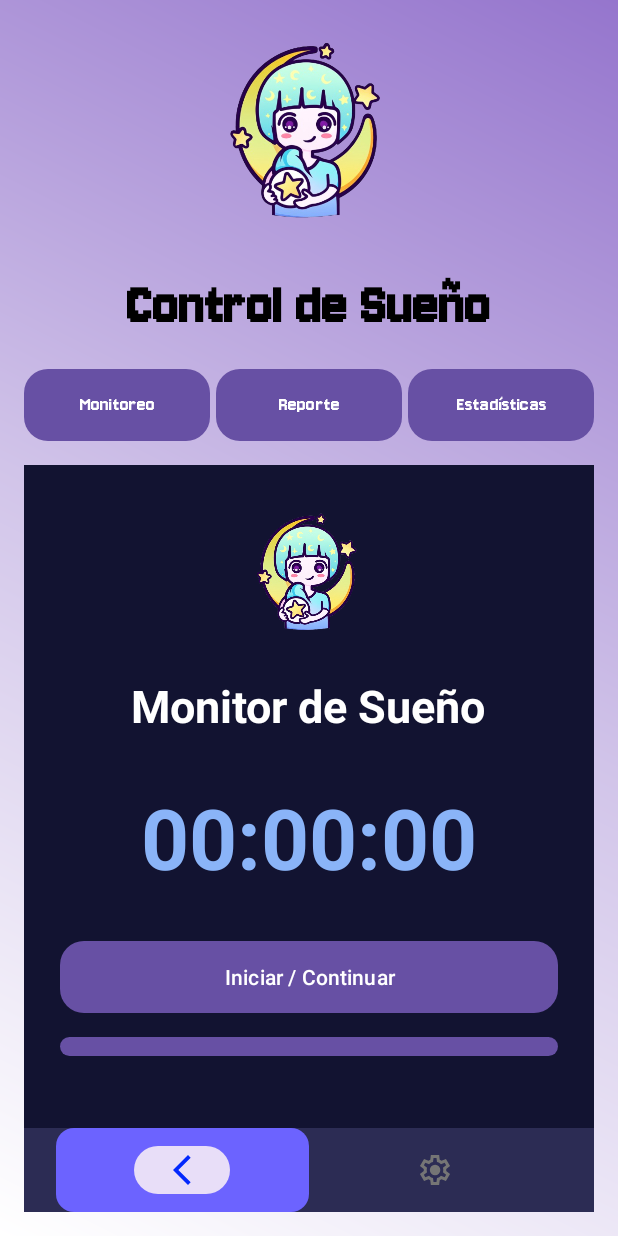
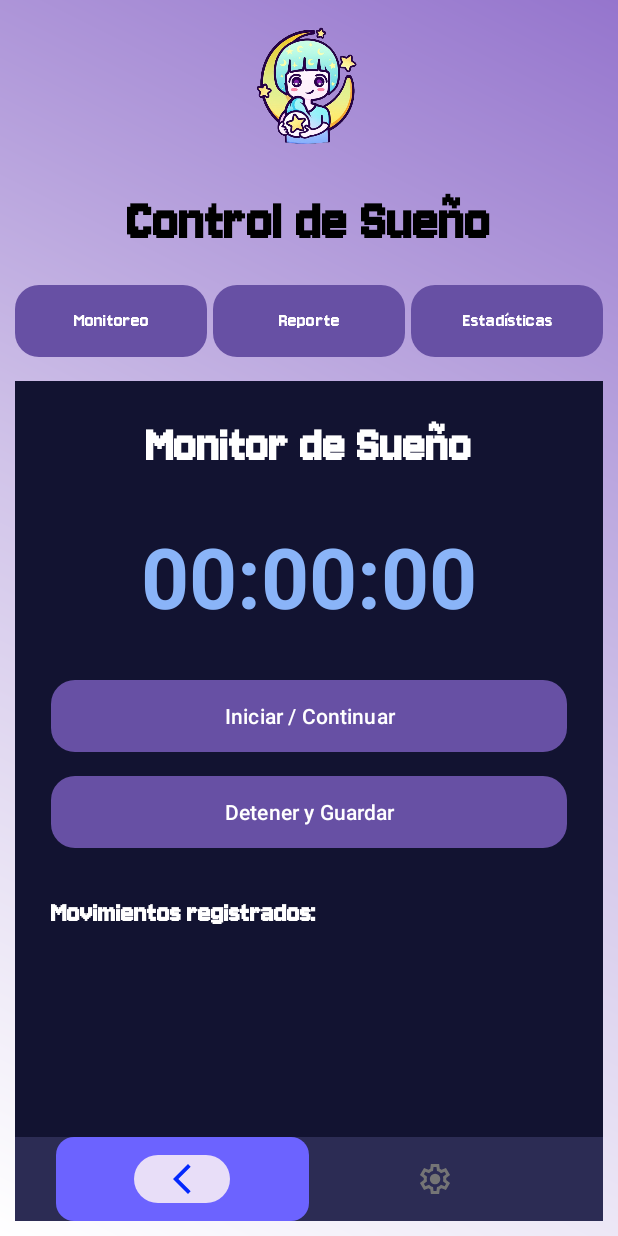
Before and after one commit to jorge140-mega/HipnoSue-o, an Android app built with Jetpack Compose: the screen it shows after launch (MainActivity), on a phone screen of 412 x 824 dp. Run offline under Robolectric (Android 15) with nearby library versions, the phone set to English and light mode, and no system bars.

Commit message:
AGREGADO  PRE ULTIMOS CAMBIOS

```diff
--- a/app/src/main/res/layout/activity_menu.xml
+++ b/app/src/main/res/layout/activity_menu.xml
@@ -6,12 +6,12 @@
     android:layout_height="match_parent"
     android:orientation="vertical"
     android:background="@drawable/gradient"
-    android:padding="16dp">
+    android:padding="10dp">
     <!-- Logo de la app -->
     <ImageView
         android:id="@+id/imgLogo"
-        android:layout_width="150dp"
-        android:layout_height="150dp"
+        android:layout_width="100dp"
+        android:layout_height="100dp"
         android:src="@drawable/hipnos_logo_2"
         android:layout_marginBottom="16dp"
         android:layout_gravity="center_horizontal" />
@@ -78,7 +78,7 @@
     <FrameLayout
         android:id="@+id/fragmentContainer"
         android:layout_width="match_parent"
-        android:layout_height="537dp"
+        android:layout_height="400dp"
         android:layout_marginTop="8dp"
         android:layout_weight="1"
         android:background="@android:color/transparent" />
--- a/app/src/main/res/layout/fragment_monitor.xml
+++ b/app/src/main/res/layout/fragment_monitor.xml
@@ -7,22 +7,15 @@
     android:gravity="center_horizontal"
     android:background="#121331">
 
-    <!-- Logo de la app -->
-    <ImageView
-        android:id="@+id/imgLogo"
-        android:layout_width="100dp"
-        android:layout_height="100dp"
-        android:src="@drawable/hipnos_logo_2"
-    android:layout_marginBottom="16dp" />
-
     <!-- Título de pantalla -->
     <TextView
         android:id="@+id/tvTitulo"
         android:layout_width="wrap_content"
         android:layout_height="wrap_content"
         android:text="Monitor de Sueño"
-        android:textSize="30sp"
+        android:textSize="35sp"
         android:textColor="#FFFFFF"
+        android:fontFamily="@font/jersey_regular"
         android:textStyle="bold"
         android:layout_marginBottom="30dp" />
 
@@ -65,7 +58,8 @@
         android:layout_width="match_parent"
         android:layout_height="wrap_content"
         android:text="Movimientos registrados:"
-        android:textSize="18sp"
+        android:textSize="20sp"
+        android:fontFamily="@font/jersey_regular"
         android:textColor="#FFFFFF"
         android:textStyle="bold"
         android:layout_marginTop="8dp" />
```
Also changed, not shown: app/src/main/java/com/example/hipnosprueba/ui/SettingsActivity.kt (+15 -7 lines), app/src/main/res/layout/activity_settings.xml (+23 -14 lines), app/src/main/res/layout/fragment_report.xml (+1 -8 lines), app/src/main/res/layout/fragment_stats.xml (+65 -7 lines).
